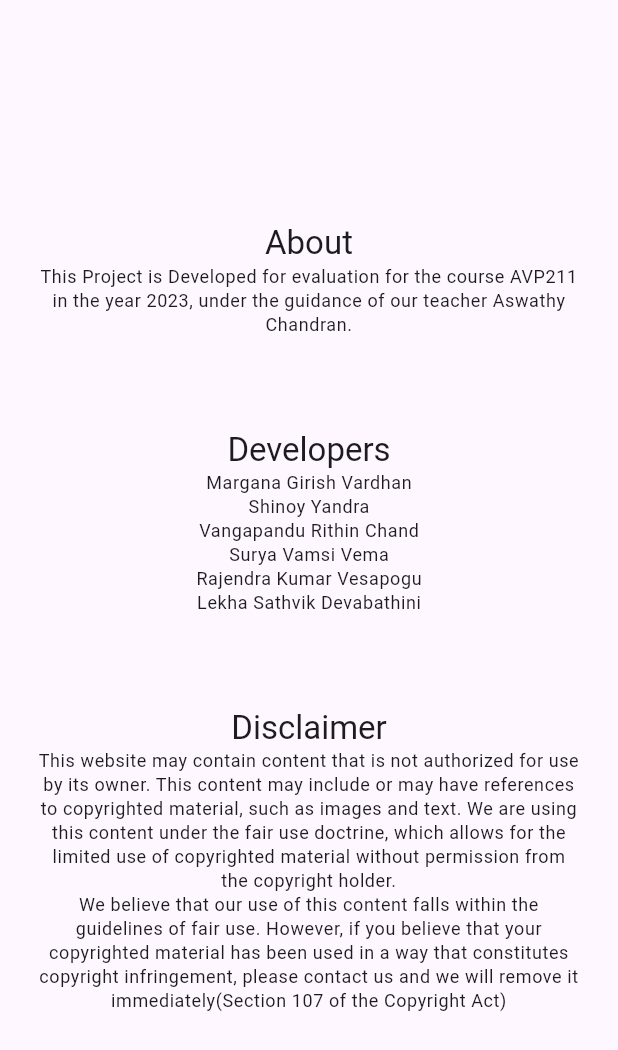
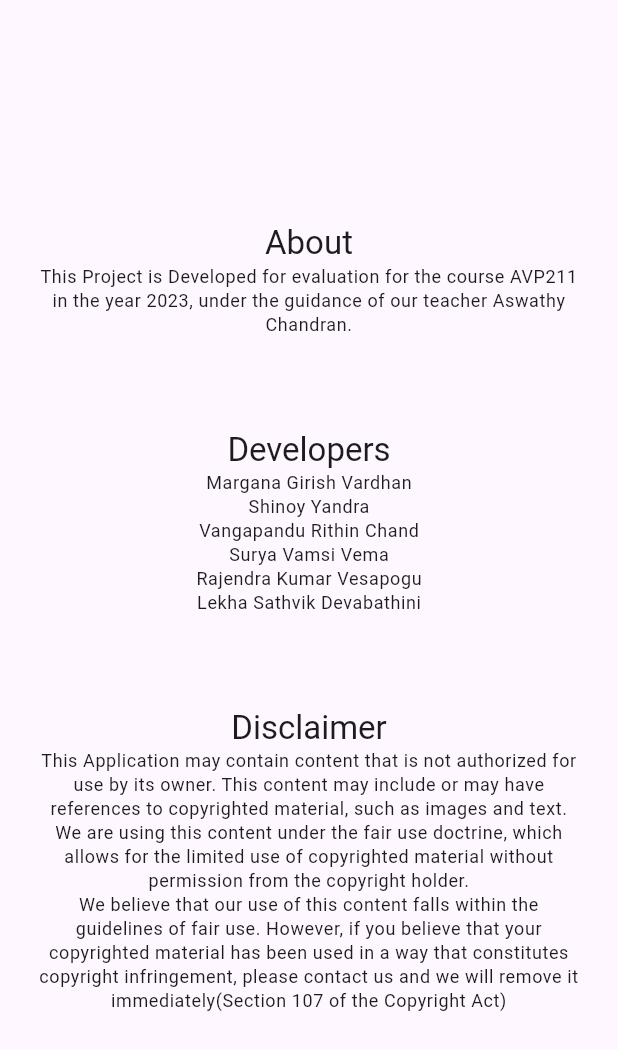
Before and after one commit to dlsathvik04/Ramayana, a Flutter app: the AboutPage screen opened directly, on a phone screen of 412 x 824 dp. Shown: the top 1050 px of the screen. Run offline on Flutter 3.47's test engine with Material 2 defaults, Android fonts, the phone set to English and light mode, and no system bars; our stand-ins replace assets_audio_player.

Commit message:
edited Readme.md

```diff
--- a/lib/screens/about_screen.dart
+++ b/lib/screens/about_screen.dart
@@ -24,7 +24,7 @@ class AboutPage extends StatelessWidget {
             Text("Lekha Sathvik Devabathini", style: Theme.of(context).textTheme.bodySmall,),
             const Spacer(),
             Text("Disclaimer", style: Theme.of(context).textTheme.titleLarge),
-            Text("This website may contain content that is not authorized for use by its owner. This content may include or may have references to copyrighted material, such as images and text. We are using this content under the fair use doctrine, which allows for the limited use of copyrighted material without permission from the copyright holder.", style: Theme.of(context).textTheme.bodySmall,textAlign: TextAlign.center,),
+            Text("This Application may contain content that is not authorized for use by its owner. This content may include or may have references to copyrighted material, such as images and text. We are using this content under the fair use doctrine, which allows for the limited use of copyrighted material without permission from the copyright holder.", style: Theme.of(context).textTheme.bodySmall,textAlign: TextAlign.center,),
             Text("We believe that our use of this content falls within the guidelines of fair use. However, if you believe that your copyrighted material has been used in a way that constitutes copyright infringement, please contact us and we will remove it immediately(Section 107 of the Copyright Act)", style: Theme.of(context).textTheme.bodySmall,textAlign: TextAlign.center,),
 
           ],),
```
Also changed, not shown: 1 other file.
